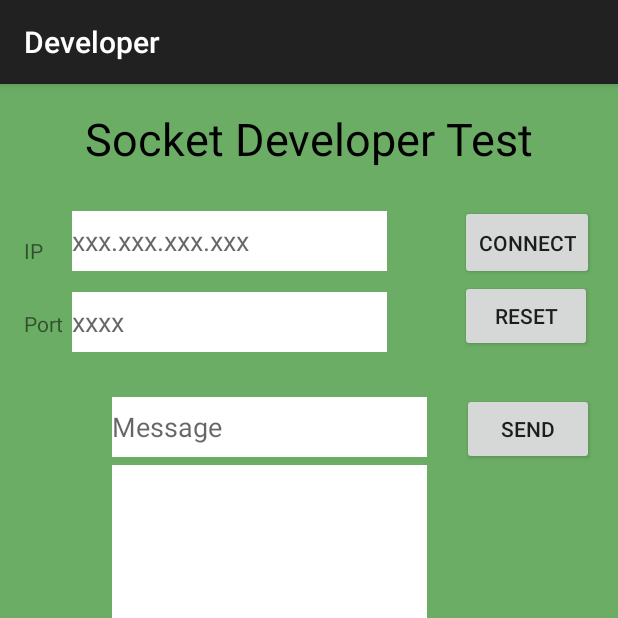
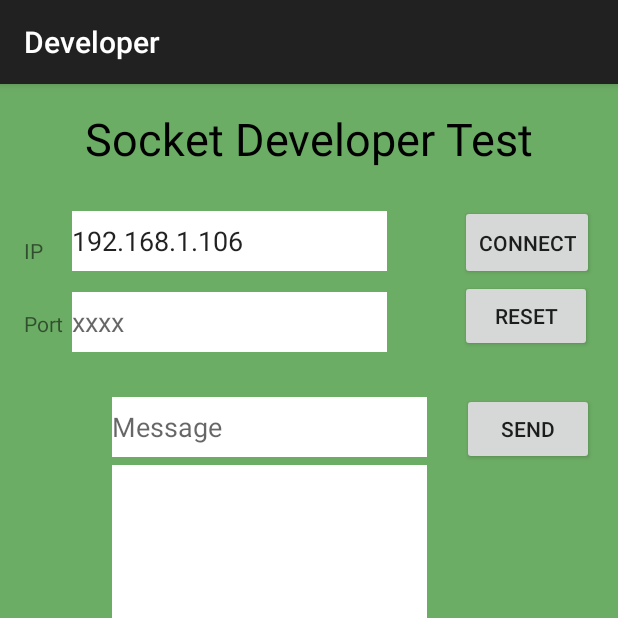
Before and after one commit to david-mntl/crazy-patterns-, an Android app: the Developer screen opened directly, with no data from a screen before it, on a phone screen of 412 x 824 dp, the top half of it. Run offline under Robolectric (Android 15) with nearby library versions, the phone set to English and light mode, and no system bars; libraries missing offline, so code that uses them is left out: cn.pedant.

Commit message:
Se actualiza la aplicación de Android. Se hacen ligeros cambios en la interfaz gráfica para mejorar el rendimiento. Además se realizan modificaciones en los metodos de envio/recepcion de mensajes para no interferir con el hilo principal de UI, por otro lado se implementa un método de getMessage para obtener lo necesario del InputStream del socket, pero hay bajo ciertas circunstancias ocurren errores en la recepcion, el envío funciona perfectamente.

```diff
--- a/AndroidApp/CrazyPatterns/app/src/main/res/layout/activity_developer.xml
+++ b/AndroidApp/CrazyPatterns/app/src/main/res/layout/activity_developer.xml
@@ -68,7 +68,8 @@
             android:digits="0123456789."
             android:layout_row="0"
             android:layout_column="1"
-            android:inputType="numberDecimal" />
+            android:inputType="numberDecimal"
+            android:text="192.168.1.106" />
 
         <EditText
             android:layout_width="210dp"
@@ -143,11 +144,14 @@
         <EditText
             android:layout_width="210dp"
             android:layout_height="120dp"
-            android:id="@+id/editText"
+            android:id="@+id/console_text"
             android:layout_row="1"
             android:layout_column="0"
             android:background="#ffffff"
-            android:layout_marginLeft="6dp" />
+            android:layout_marginLeft="6dp"
+            android:gravity="top"
+            android:editable="false"
+            android:textColor="#406a46" />
 
     </GridLayout>
 
```
Also changed, not shown: AndroidApp/CrazyPatterns/app/src/main/java/com/example/fabian/crazypatterns/Developer.java (+47 -18 lines), AndroidApp/CrazyPatterns/app/src/main/java/com/example/fabian/crazypatterns/SocketClient.java (+30 -14 lines).
